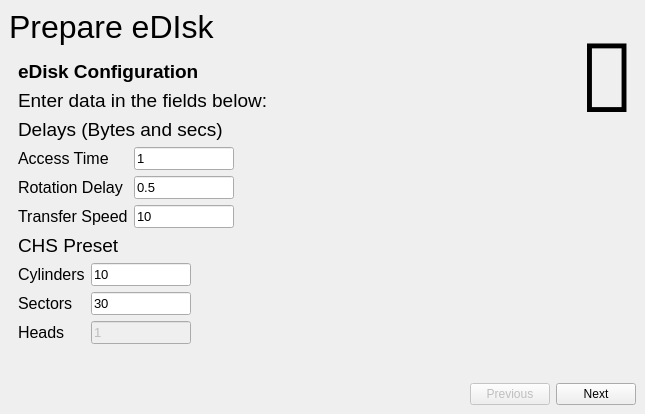
This is InitialSetup.ui in erhoof/Hardy-u_t5-qt-3 as Qt 5 draws it before an edit. The edited form follows.
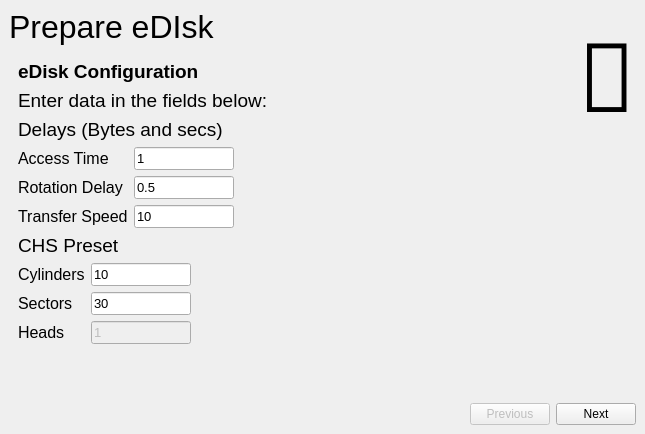
This is the edited form. The open tabs and pages were chosen to show the change.

```diff
--- a/InitialSetup.ui
+++ b/InitialSetup.ui
@@ -7,7 +7,7 @@
     <x>0</x>
     <y>0</y>
     <width>645</width>
-    <height>414</height>
+    <height>434</height>
    </rect>
   </property>
   <property name="windowTitle">
```
Left out of the diff: 2 changed lines with no effect on the pictures.
